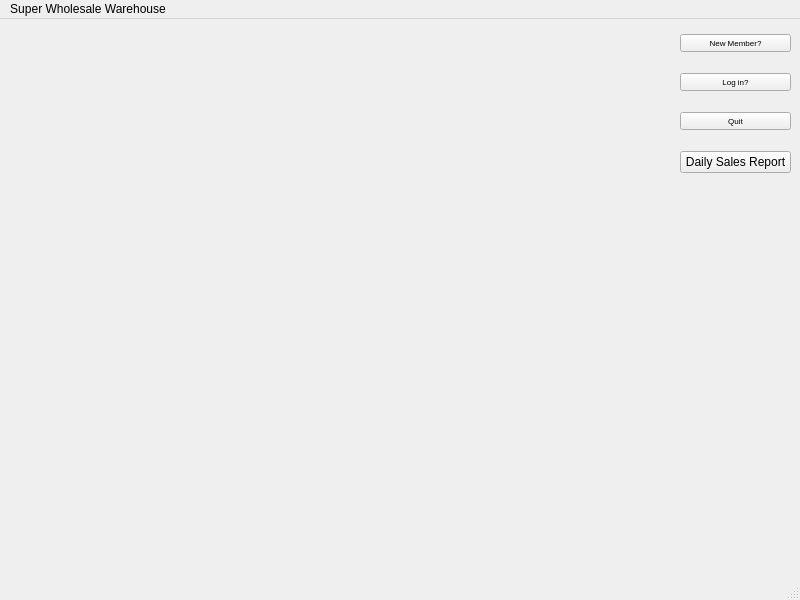
Above: mainwindow.ui from WinterCS003/CS008_Project1 before the change. Below: the same form after it.
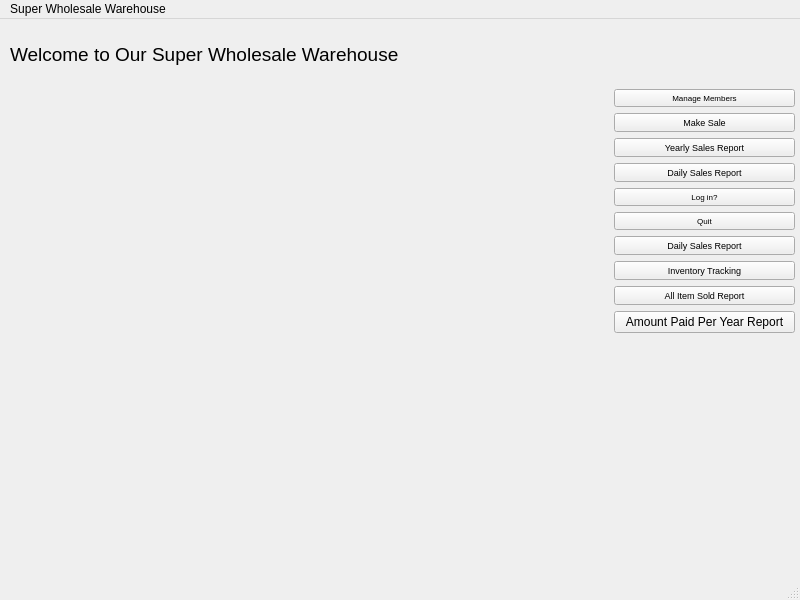
That is the form after the change.

```diff
--- a/mainwindow.ui
+++ b/mainwindow.ui
@@ -17,10 +17,10 @@
    <widget class="QWidget" name="layoutWidget">
     <property name="geometry">
      <rect>
-      <x>680</x>
-      <y>0</y>
-      <width>111</width>
-      <height>171</height>
+      <x>614</x>
+      <y>70</y>
+      <width>181</width>
+      <height>251</height>
      </rect>
     </property>
     <layout class="QVBoxLayout" name="verticalLayout">
@@ -32,7 +32,43 @@
         </font>
        </property>
        <property name="text">
-        <string>New Member?</string>
+        <string>Manage Members</string>
+       </property>
+      </widget>
+     </item>
+     <item>
+      <widget class="QPushButton" name="makeSale">
+       <property name="font">
+        <font>
+         <pointsize>7</pointsize>
+        </font>
+       </property>
+       <property name="text">
+        <string>Make Sale</string>
+       </property>
+      </widget>
+     </item>
+     <item>
+      <widget class="QPushButton" name="yearlySales">
+       <property name="font">
+        <font>
+         <pointsize>7</pointsize>
+        </font>
+       </property>
+       <property name="text">
+        <string>Yearly Sales Report</string>
+       </property>
+      </widget>
+     </item>
+     <item>
+      <widget class="QPushButton" name="dailySales">
+       <property name="font">
+        <font>
+         <pointsize>7</pointsize>
+        </font>
+       </property>
+       <property name="text">
+        <string>Daily Sales Report</string>
        </property>
       </widget>
      </item>
@@ -62,13 +98,68 @@
      </item>
      <item>
       <widget class="QPushButton" name="dailySales">
+       <property name="font">
+        <font>
+         <pointsize>7</pointsize>
+        </font>
+       </property>
        <property name="text">
         <string>Daily Sales Report</string>
        </property>
       </widget>
      </item>
+     <item>
+      <widget class="QPushButton" name="manageInventory">
+       <property name="font">
+        <font>
+         <family>MS Shell Dlg 2</family>
+         <pointsize>7</pointsize>
+        </font>
+       </property>
+       <property name="text">
+        <string>Inventory Tracking</string>
+       </property>
+      </widget>
+     </item>
+     <item>
+      <widget class="QPushButton" name="itemSold">
+       <property name="font">
+        <font>
+         <pointsize>7</pointsize>
+        </font>
+       </property>
+       <property name="text">
+        <string>All Item Sold Report</string>
+       </property>
+      </widget>
+     </item>
+     <item>
+      <widget class="QPushButton" name="amountPerYear">
+       <property name="text">
+        <string>Amount Paid Per Year Report</string>
+       </property>
+      </widget>
+     </item>
     </layout>
    </widget>
+   <widget class="QLabel" name="label">
+    <property name="geometry">
+     <rect>
+      <x>10</x>
+      <y>10</y>
+      <width>621</width>
+      <height>51</height>
+     </rect>
+    </property>
+    <property name="font">
+     <font>
+      <pointsize>14</pointsize>
+     </font>
+    </property>
+    <property name="text">
+     <string>Welcome to Our Super Wholesale Warehouse</string>
+    </property>
+   </widget>
   </widget>
   <widget class="QMenuBar" name="menubar">
    <property name="geometry">
```
Left out of the diff: 4 changed lines with no effect on the pictures.
